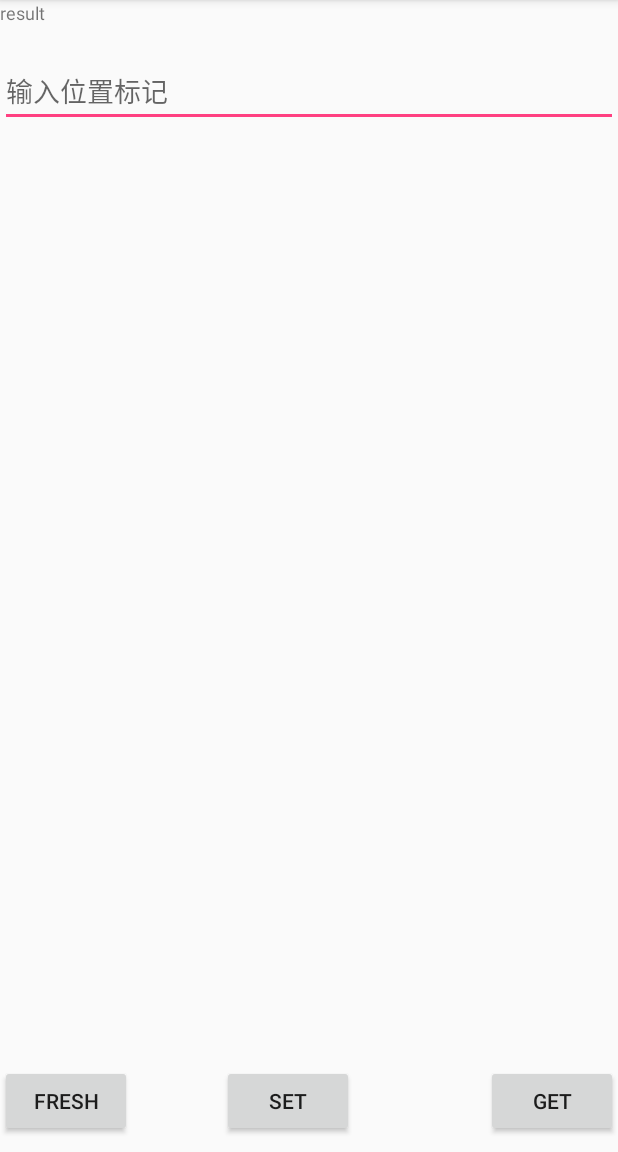
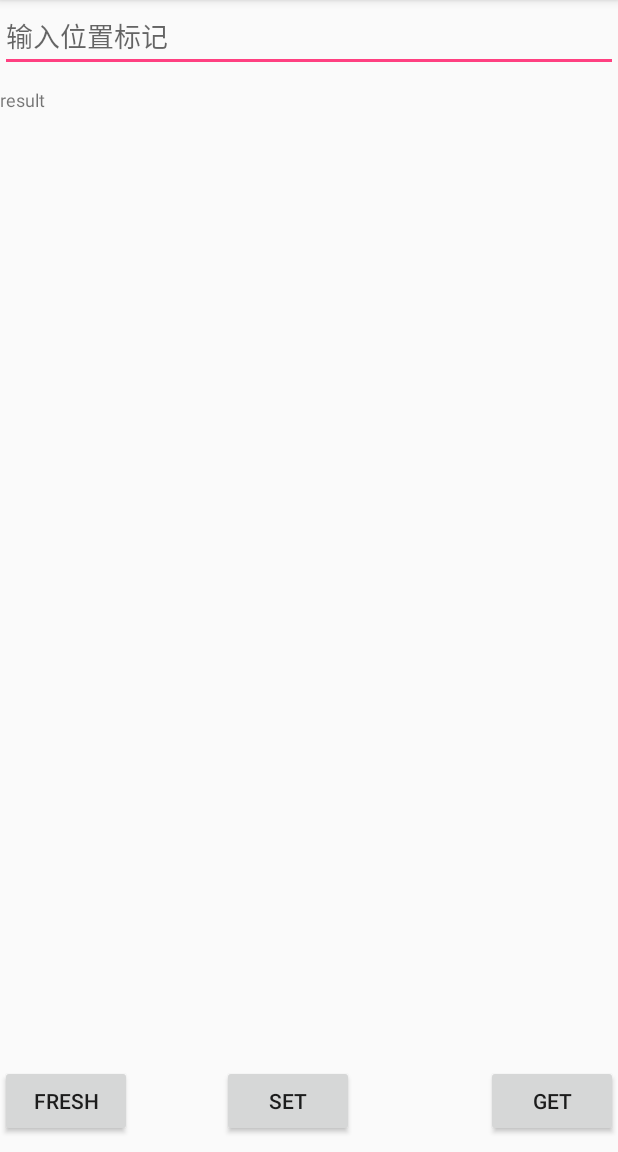
Before and after one commit to dick20/PhotoController, an Android app: the screen it shows after launch (WifiCollector), on a phone screen of 412 x 824 dp, the part 84-1236 px from its top. Run offline under Robolectric (Android 15) with nearby library versions, the phone set to English and light mode, and no system bars.

Commit message:
for pull

```diff
--- a/app/src/main/java/dick/android/remotecontrol/WifiCollector.java
+++ b/app/src/main/java/dick/android/remotecontrol/WifiCollector.java
@@ -35,11 +35,11 @@ public class WifiCollector extends AppCompatActivity {
     protected void onCreate(Bundle savedInstanceState) {
         super.onCreate(savedInstanceState);
         setContentView(R.layout.wifi_data);
-        show = (TextView) findViewById(R.id.wifi_ssid);
+        show = findViewById(R.id.wifi_ssid);
         button = findViewById(R.id.fresh);
         get = findViewById(R.id.get);
         set = findViewById(R.id.set);
-        positionMark = findViewById(R.id.position);
+        positionMark = findViewById(R.id.positionMark);
 
         // 判断wifi是否开启
         wifi = (WifiManager) getApplicationContext().getSystemService(Context.WIFI_SERVICE);
@@ -71,6 +71,7 @@ public class WifiCollector extends AppCompatActivity {
                 /**
                  * 获取当前连接上的wifi相关信息
                  */
+                wifimanger.startScan();
                 WifiInfo info = wifi.getConnectionInfo();
                 int strength = info.getRssi();
                 int speed = info.getLinkSpeed();
@@ -120,9 +121,12 @@ public class WifiCollector extends AppCompatActivity {
                     new Thread(new Runnable() {
                         @Override
                         public void run() {
+                            wifimanger = (WifiManager) getApplicationContext().getSystemService(Context.WIFI_SERVICE);
                             String wifiMessage = getWifiMessage();
                             DBUtils.insertWifiData(new WifiData(address, wifiMessage));
-
+                            positionMark.setText("ok");
+                            System.out.println(address);
+                            System.out.println(wifiMessage);
                         }
                     }).start();
                 }
@@ -146,16 +150,16 @@ public class WifiCollector extends AppCompatActivity {
     }
 
     public static String getWifiMessage() {
-        WifiInfo info = wifimanger.getConnectionInfo();
         String wifiinformation = "";
         /**
          * 获取扫描到的所有wifi相关信息
          */
+        wifimanger.startScan();
         List<ScanResult> results = wifimanger.getScanResults();
         for(ScanResult result:results){
             if(result.BSSID.substring(0, 12).equals("0e:74:9c:6e:") ||
                     result.BSSID.substring(0, 12).equals("0a:74:9c:6e:")) {
-                wifiinformation += "bssid：" + result.BSSID + " level：" + result.level + ";";
+                wifiinformation += result.BSSID + " " + result.level + ";";
             }
         }
 
--- a/app/src/main/res/layout/wifi_data.xml
+++ b/app/src/main/res/layout/wifi_data.xml
@@ -3,22 +3,24 @@
     android:layout_width="match_parent"
     android:layout_height="match_parent"
     xmlns:app="http://schemas.android.com/apk/res-auto">
+
     <TextView
         android:layout_width="wrap_content"
         android:layout_height="wrap_content"
         android:id="@+id/wifi_ssid"
         android:text="result"
         android:textSize="12dp"
+        app:layout_constraintTop_toBottomOf="@+id/positionMark"
+        android:layout_marginTop="10dp"
         />
-
     <EditText
         android:id="@+id/positionMark"
         android:layout_width="match_parent"
         android:layout_height="wrap_content"
-        app:layout_constraintTop_toBottomOf="@+id/wifi_ssid"
-        android:layout_marginTop="20dp"
+
         android:hint="输入位置标记"
         />
+
 
     <Button
         android:layout_width="wrap_content"
```
